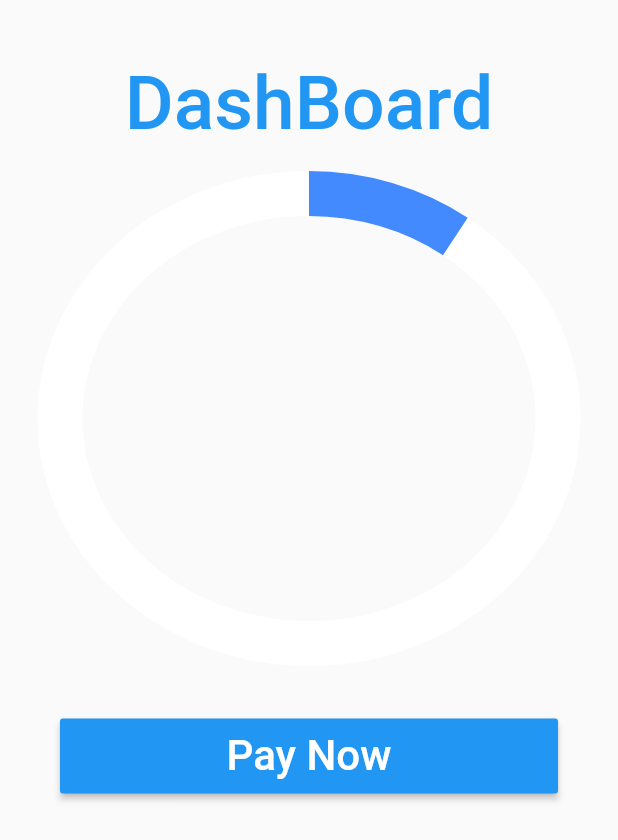
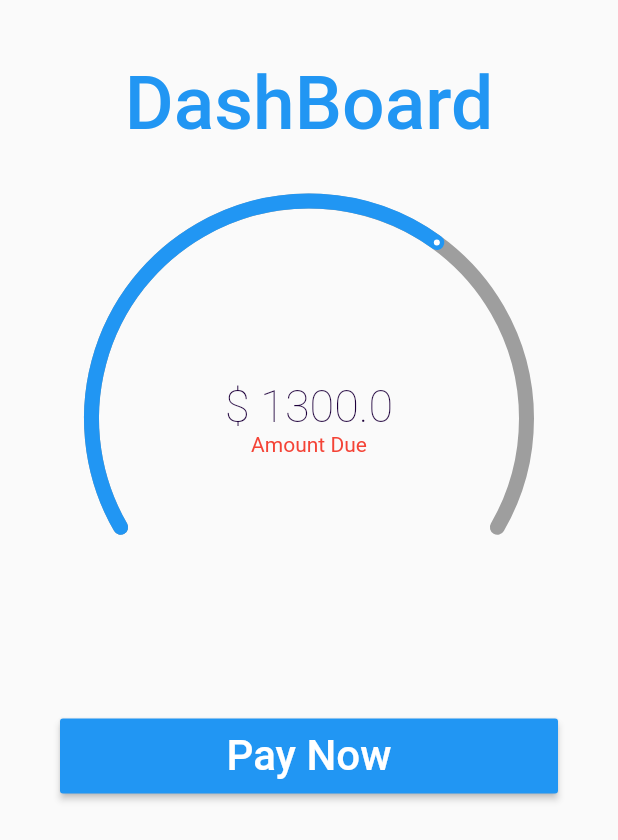
Before and after one commit to Tinomuchenje/ZinwaPay, a Flutter app: the Dashboard screen opened directly, on a phone screen of 412 x 824 dp. Shown: the top 840 px of the screen. Run offline on Flutter 3.47's test engine with Material 2 defaults, Android fonts, the phone set to English and light mode, and no system bars; drawn by our look-alikes of sleek_circular_slider.

Commit message:
Payment Progress Bar
- replaced payment progress with new and more elegant SleekCircularSlider.
- SleekCircularSlider can be customized more to fit amount purpose.

```diff
--- a/lib/screens/home.dart
+++ b/lib/screens/home.dart
@@ -27,23 +27,34 @@ class _State extends State<Dashboard> {
                   height: 30.0,
                 ),
                 SizedBox(
-                    height: 300.0,
-                    width: 230.0,
-                    child: CircularProgressIndicator(
-                      value: 0.1,
-                      strokeWidth: 30.0,
-                      backgroundColor: Colors.white,
-                      valueColor:
-                          AlwaysStoppedAnimation<Color>(Colors.blueAccent),
-                    )),
+                    height: 300.0, width: 230.0, child: paymentProgressBar()),
                 SizedBox(
                   height: 50.0,
                 ),
-                Container(
-                    height: 50,
-                    child: payNow()),
+                Container(height: 50, child: payNow()),
               ],
             )));
+  }
+
+  SleekCircularSlider paymentProgressBar() {
+    var amountDue = 1300;
+
+    return SleekCircularSlider(
+        appearance: CircularSliderAppearance(
+            infoProperties: InfoProperties(
+                bottomLabelText: "Amount Due",
+                bottomLabelStyle: TextStyle(color: Colors.red),
+                modifier: (double value) {
+                  final amountDue = value.ceilToDouble();
+                  return '\$ $amountDue';
+                }),
+            customWidths:
+                CustomSliderWidths(progressBarWidth: 10.0, trackWidth: 10.0),
+            customColors: CustomSliderColors(
+                progressBarColor: Colors.blue, trackColor: Colors.grey)),
+        min: 0,
+        max: 2000,
+        initialValue: amountDue.toDouble());
   }
 
   RaisedButton payNow() {
@@ -51,9 +62,7 @@ class _State extends State<Dashboard> {
         textColor: Colors.white,
         color: Colors.blue,
         child: Text('Pay Now',
-                          style: TextStyle(
-                              fontWeight: FontWeight.w500,
-                              fontSize: 28)),
+            style: TextStyle(fontWeight: FontWeight.w500, fontSize: 28)),
         onPressed: () {
           print("Payment");
         });
```
Lines whose indentation alone changed are shown as unchanged.
